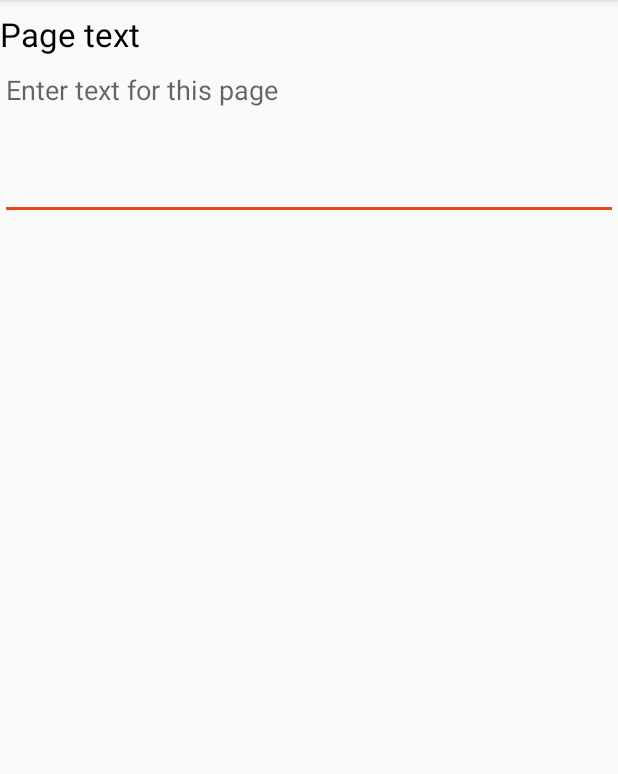
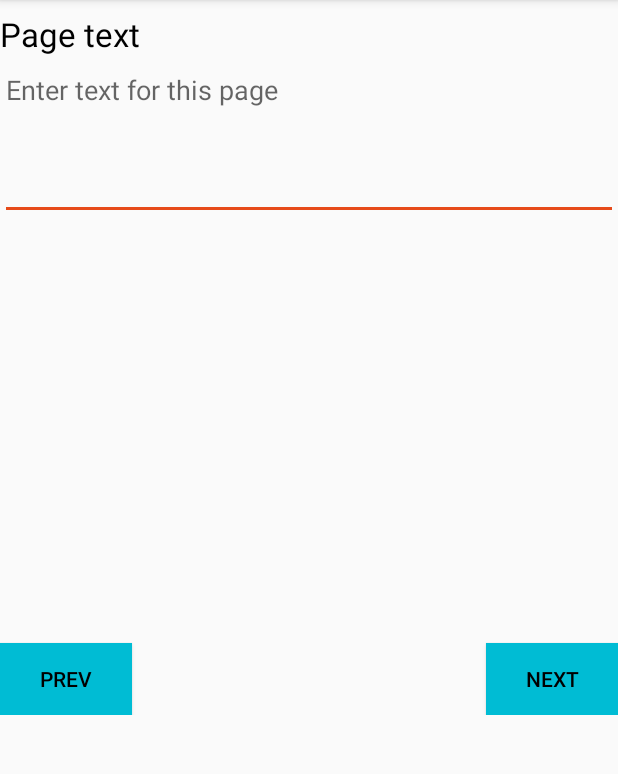
Before and after one commit to abigailduff98/CMSC436FinalProject, an Android app: the NewPageActivity screen opened directly, with no data from a screen before it, on a phone screen of 412 x 824 dp, the part 84-858 px from its top. Run offline under Robolectric (Android 15) with nearby library versions, the phone set to English and light mode, and no system bars.

Commit message:
added buttons to new page view

```diff
--- a/app/src/main/res/layout/new_page.xml
+++ b/app/src/main/res/layout/new_page.xml
@@ -28,12 +28,33 @@
 
         <requestFocus />
     </EditText>
+
     <view
         android:id="@+id/view2"
         class="project.readaloud.PaintCanvasView"
         android:layout_width="match_parent"
-        android:layout_height="326dp"
+        android:layout_height="284dp"
         android:layout_below="@+id/title"
+        android:layout_marginTop="-2dp"
     />
 
+    <Button
+        android:id="@+id/prevPageButton"
+        android:layout_width="wrap_content"
+        android:layout_height="wrap_content"
+        android:layout_below="@+id/view2"
+        android:layout_alignLeft="@+id/view2"
+
+        android:background="#00BCD4"
+        android:text="Prev" />
+    <Button
+        android:id="@+id/nextPageButton"
+        android:layout_width="wrap_content"
+        android:layout_height="wrap_content"
+        android:layout_below="@+id/view2"
+        android:layout_alignRight="@+id/view2"
+        android:background="#00BCD4"
+
+        android:text="Next" />
+
 </RelativeLayout>
```
